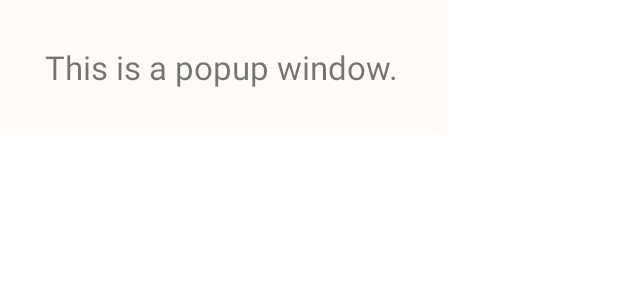
After one commit to yaptot/Iwiw, an Android app: the layout restroom_popup.xml on its own in the app's theme, with its tools: preview values and no code run, on a phone screen of 412 x 824 dp. The commit adds this screen. Shown: the top 300 px of the screen. Run offline under Robolectric (Android 15) with nearby library versions, the phone set to English and light mode, and no system bars.

Commit message:
Added a popup template

```diff
--- /dev/null
+++ b/app/src/main/res/layout/restroom_popup.xml
@@ -0,0 +1,17 @@
+<?xml version="1.0" encoding="utf-8"?>
+<RelativeLayout
+    xmlns:android="http://schemas.android.com/apk/res/android"
+    android:layout_width="wrap_content"
+    android:layout_height="wrap_content"
+    android:background="#fffbfa">
+
+    <TextView
+        android:id="@+id/popupNameTv"
+        android:layout_width="wrap_content"
+        android:layout_height="wrap_content"
+        android:layout_centerInParent="true"
+        android:layout_margin="30dp"
+        android:textSize="22sp"
+        android:text="This is a popup window."/>
+
+</RelativeLayout>
```
Also changed, not shown: app/src/main/java/com/mobdeve/yapr/iwiw/MapsActivity.java (+22 -3 lines), app/src/main/res/layout/activity_maps.xml (+31 -6 lines).
